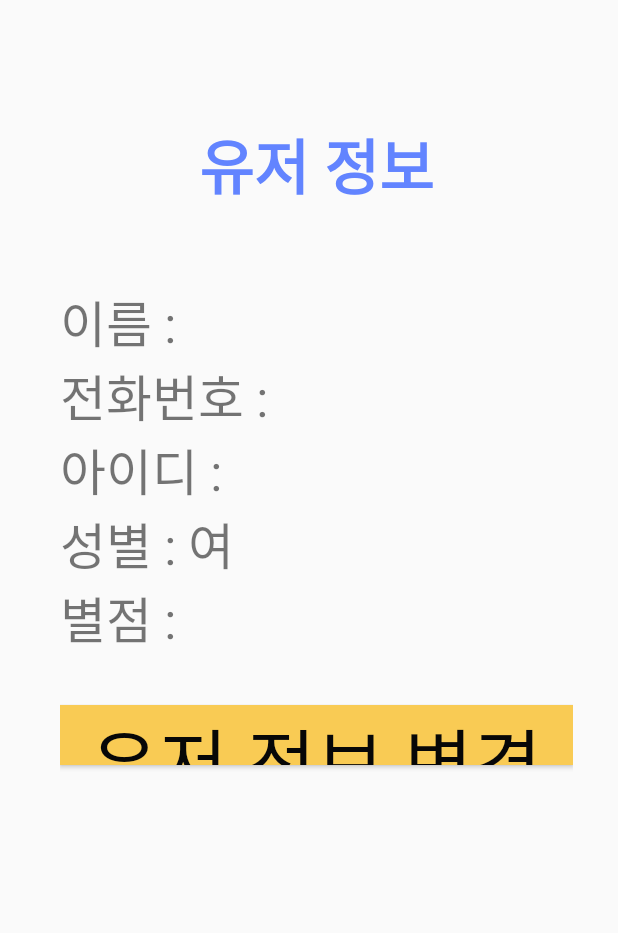
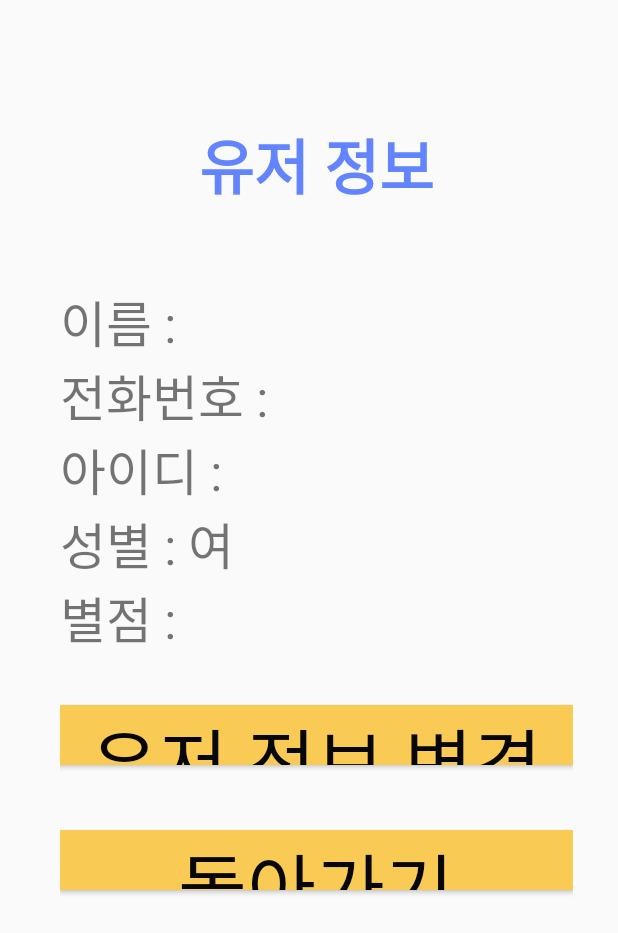
Before and after one commit to mimino01/TeamProject1-team-5, an Android app: the InfomationActivity screen opened directly, with no data from a screen before it, on a phone screen of 412 x 824 dp. Shown: the top 933 px of the screen. Run offline under Robolectric (Android 15) with nearby library versions, the phone set to English and light mode, and no system bars; 5 statements that could not run were skipped.

```diff
--- a/app/src/main/java/com/example/myapplication/Activity/Infomation/InfomationActivity.java
+++ b/app/src/main/java/com/example/myapplication/Activity/Infomation/InfomationActivity.java
@@ -3,6 +3,7 @@ package com.example.myapplication.Activity.Infomation;
 import static androidx.constraintlayout.helper.widget.MotionEffect.TAG;
 import static java.lang.Thread.sleep;
 
+import android.annotation.SuppressLint;
 import android.content.Intent;
 import android.os.Bundle;
 import android.util.Log;
@@ -11,6 +12,7 @@ import android.widget.TextView;
 
 import androidx.appcompat.app.AppCompatActivity;
 
+import com.example.myapplication.Activity.Board.BoardActivity;
 import com.example.myapplication.Activity.EditSign.EditSignActivity;
 import com.example.myapplication.R;
 import com.example.myapplication.server.ServerComponent;
@@ -19,11 +21,12 @@ import java.util.Arrays;
 
 public class InfomationActivity extends AppCompatActivity {
     TextView name, id, phone, gender, rank;
-    Button submit;
+    Button submit, back;
     String[] req = new String[10];
     String intentId;
     ServerComponent server;
 
+    @SuppressLint("MissingInflatedId")
     protected void onCreate(Bundle savedInstanceState) {
         super.onCreate(savedInstanceState);
         setContentView(R.layout.activity_infomation);
@@ -34,6 +37,7 @@ public class InfomationActivity extends AppCompatActivity {
         gender = findViewById(R.id.genderTextView);
         rank = findViewById(R.id.rankTextView);
         submit = findViewById(R.id.buttonSubmit);
+        back = findViewById(R.id.buttonReturn);
 
         Intent getIntent = getIntent();
         intentId = getIntent.getStringExtra("userid");
@@ -66,5 +70,11 @@ public class InfomationActivity extends AppCompatActivity {
             intent.putExtra("userid", intentId);
             startActivity(intent);
         });
+
+        back.setOnClickListener(view -> {
+            Intent intent = new Intent(this, BoardActivity.class);
+            intent.putExtra("userid", intentId);
+            startActivity(intent);
+        });
     }
 }
--- a/app/src/main/java/com/example/myapplication/Activity/Loading/LoadingActivity.java
+++ b/app/src/main/java/com/example/myapplication/Activity/Loading/LoadingActivity.java
@@ -9,6 +9,8 @@ import android.util.Log;
 import android.widget.TextView;
 
 import androidx.appcompat.app.AppCompatActivity;
+
+import com.example.myapplication.Activity.Board.BoardActivity;
 import com.example.myapplication.Activity.Board.BoardAddActivity;
 import com.example.myapplication.Activity.Other.ServertestActivity;
 import com.example.myapplication.Activity.Signin.LoginActivity;
--- a/app/src/main/java/com/example/myapplication/Activity/Signin/LoginActivity.java
+++ b/app/src/main/java/com/example/myapplication/Activity/Signin/LoginActivity.java
@@ -13,6 +13,7 @@ import android.widget.Toast;
 
 import androidx.appcompat.app.AppCompatActivity;
 
+import com.example.myapplication.Activity.Board.BoardActivity;
 import com.example.myapplication.Activity.EditSign.EditSignActivity;
 import com.example.myapplication.Activity.Infomation.InfomationActivity;
 import com.example.myapplication.Activity.Signup.SignupActivity;
@@ -65,7 +66,7 @@ public class LoginActivity extends AppCompatActivity {
                 Log.i(TAG, "login: " + temp[0][0]);
                 if (temp[0][0].equals("true")) {
                     Toast.makeText(getApplicationContext(), "로그인 성공",Toast.LENGTH_LONG).show();
-                    Intent intent = new Intent(this, InfomationActivity.class);
+                    Intent intent = new Intent(this, BoardActivity.class);
                     intent.putExtra("userid", data[1]);
                     startActivity(intent);
                 } else {
--- a/app/src/main/res/layout/activity_board.xml
+++ b/app/src/main/res/layout/activity_board.xml
@@ -31,7 +31,7 @@
                 android:textStyle="bold"/>
 
             <Button
-                android:id="@+id/Button_info"
+                android:id="@+id/Button_Main"
                 android:layout_width="wrap_content"
                 android:layout_height="match_parent"
                 android:background="#B0C2FF"
--- a/app/src/main/res/layout/activity_board2.xml
+++ b/app/src/main/res/layout/activity_board2.xml
@@ -33,7 +33,7 @@
             android:background="#B0C2FF"
             android:paddingLeft="0dp"
             android:paddingRight="0dp"
-            android:text="Main"
+            android:text="유저정보"
             android:textColor="#000000"
             android:textSize="15sp" />
 
--- a/app/src/main/res/layout/activity_infomation.xml
+++ b/app/src/main/res/layout/activity_infomation.xml
@@ -74,6 +74,15 @@
                 android:layout_gravity="left"
                 android:text="유저 정보 변경"
                 style="@style/BUTTEN_STYLE"/>
+
+            <Button
+                android:id="@+id/buttonReturn"
+                android:layout_width="match_parent"
+                android:layout_height="40dp"
+                android:layout_marginBottom="10dp"
+                android:layout_gravity="left"
+                android:text="돌아가기"
+                style="@style/BUTTEN_STYLE"/>
         </LinearLayout>
     </ScrollView>
 
```
Also changed, not shown: app/src/main/java/com/example/myapplication/Activity/Board/BoardActivity.java (+15 -0 lines), 2 other files.
